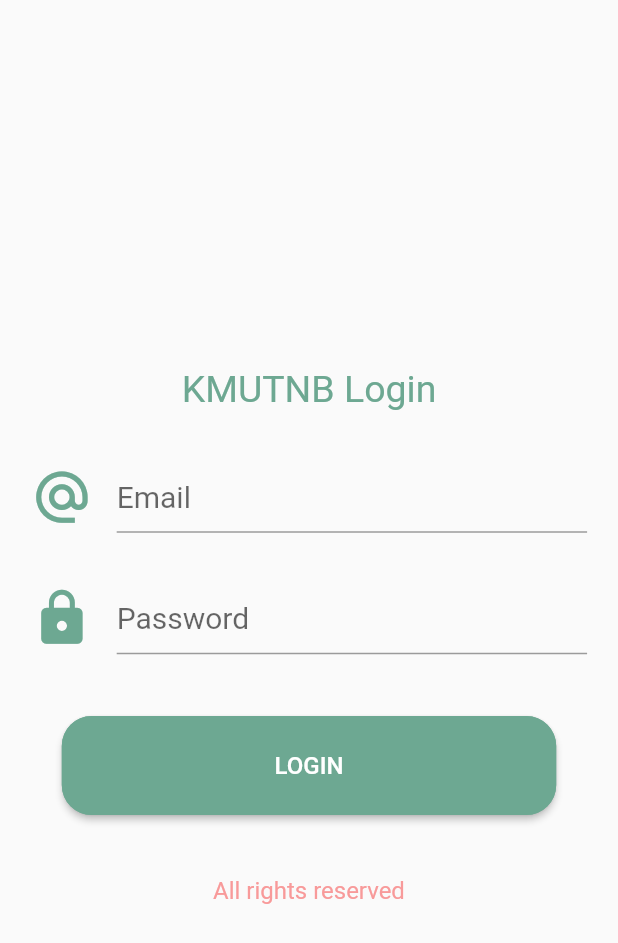
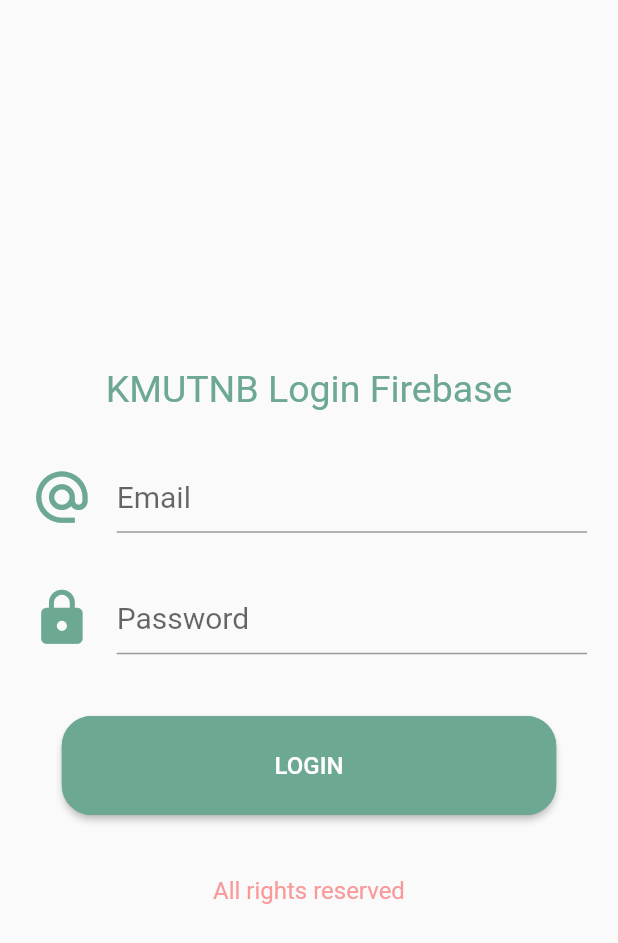
Before and after one commit to mywarss/mobileweek1, a Flutter app: the screen it shows after launch, after a tap on "SIGN IN", on a phone screen of 412 x 824 dp. Shown: the top 943 px of the screen. Run offline on Flutter 3.47's test engine with Material 2 defaults, Android fonts, the phone set to English and light mode, and no system bars; our stand-ins replace better_player, firebase_auth, firebase_core, firebase_database, geocoding, geolocator and 2 more; accounts and stored records are empty; network calls fail.

Commit message:
อันใหม่

```diff
--- a/lib/main.dart
+++ b/lib/main.dart
@@ -1,14 +1,26 @@
+import 'package:firebase_core/firebase_core.dart';
 import 'package:flutter/material.dart';
 import 'package:mobileappweek1/config/constant.dart';
 import 'package:mobileappweek1/screen/dashboard.dart';
+import 'package:mobileappweek1/screen/firebaselogin.dart';
+import 'package:mobileappweek1/screen/firebaseregister.dart';
 import 'package:mobileappweek1/screen/login.dart';
 import 'package:mobileappweek1/screen/packageimage.dart';
 import 'package:mobileappweek1/screen/packagelocation.dart';
 import 'package:mobileappweek1/screen/packagevideo.dart';
-import 'package:mobileappweek1/screen/register.dart';
+import 'package:mobileappweek1/screen/store.dart';
 import 'screen/index.dart';
 
-void main() => runApp(MyApp());
+// void main() => runApp(MyApp());
+
+Future<void> main() async {
+  // เปิด Connection ไปที่ Firebase
+  WidgetsFlutterBinding.ensureInitialized();
+  await Firebase.initializeApp();
+
+  // Run App
+  runApp(MyApp());
+}
 
 class MyApp extends StatelessWidget {
   @override
@@ -16,12 +28,14 @@
     return MaterialApp(
       home: Index(),
       routes: {
-        'Login': (context) => Login(),
-        'Register': (context) => Register(),
+        'Index': (context) => Index(),
+        'Login': (context) => FirebaseLogin(),
+        'Register': (context) => FirebaseRegister(),
         'Dashboard': (context) => Dashboard(),
         'Image': (context) => PackageImage(),
         'Video': (context) => PackageVideo(),
         'Location': (context) => PackageLocation(),
+        'Store': (context) => Store(),
       },
       theme: ThemeData(
         primaryColor: sColor,
--- /dev/null
+++ b/lib/screen/firebaselogin.dart
@@ -0,0 +1,130 @@
+import 'package:firebase_auth/firebase_auth.dart';
+import 'package:flutter/material.dart';
+import 'package:mobileappweek1/config/constant.dart';
+import 'package:mobileappweek1/screen/dashboard.dart';
+
+class FirebaseLogin extends StatefulWidget {
+  const FirebaseLogin({Key? key}) : super(key: key);
+
+  @override
+  _FirebaseLoginState createState() => _FirebaseLoginState();
+}
+
+class _FirebaseLoginState extends State<FirebaseLogin> {
+  var email, password;
+  final formKey = GlobalKey<FormState>();
+
+  Future<void> checkUser() async {
+    try {
+      await FirebaseAuth.instance
+          .signInWithEmailAndPassword(email: email, password: password)
+          .then((value) {
+        print('Success');
+        MaterialPageRoute materialPageRoute =
+            MaterialPageRoute(builder: (BuildContext context) => Dashboard());
+        Navigator.of(context).pushAndRemoveUntil(
+            materialPageRoute, (Route<dynamic> route) => false);
+      }).catchError((onError) {
+        print(onError);
+      });
+    } catch (e) {}
+  }
+
+  @override
+  Widget build(BuildContext context) {
+    Size size = MediaQuery.of(context).size;
+    return Scaffold(
+      body: Form(
+        key: formKey,
+        child: Container(
+          alignment: Alignment.center,
+          child: SingleChildScrollView(
+            child: Column(
+              mainAxisAlignment: MainAxisAlignment.start,
+              children: <Widget>[
+                SizedBox(
+                  height: size.height * 0.03,
+                ),
+                Text(
+                  'KMUTNB Login Firebase',
+                  style: TextStyle(fontSize: 25, color: pColor),
+                ),
+                SizedBox(
+                  height: size.height * 0.04,
+                ),
+                Container(
+                  width: size.width * 0.9,
+                  child: TextFormField(
+                    style: TextStyle(color: Colors.black, fontSize: 20),
+                    decoration: InputDecoration(
+                      icon: Icon(
+                        Icons.alternate_email,
+                        color: pColor,
+                        size: size.height * 0.05,
+                      ),
+                      hintText: "Email",
+                    ),
+                    onSaved: (value) {
+                      email = value!.trim();
+                    },
+                  ),
+                ),
+                SizedBox(
+                  height: size.height * 0.04,
+                ),
+                Container(
+                  width: size.width * 0.9,
+                  child: TextFormField(
+                    style: TextStyle(color: Colors.black, fontSize: 20),
+                    obscureText: true,
+                    decoration: InputDecoration(
+                      icon: Icon(
+                        Icons.lock,
+                        color: pColor,
+                        size: size.height * 0.05,
+                      ),
+                      hintText: "Password",
+                    ),
+                    onSaved: (value) {
+                      password = value!.trim();
+                    },
+                  ),
+                ),
+                SizedBox(
+                  height: size.height * 0.05,
+                ),
+                Container(
+                  width: size.width * 0.8,
+                  height: size.height * 0.08,
+                  child: RaisedButton(
+                    shape: RoundedRectangleBorder(
+                        borderRadius: BorderRadius.circular(20.0),
+                        side: BorderSide(color: pColor)),
+                    onPressed: () {
+                      formKey.currentState!.save();
+                      checkUser();
+                    },
+                    color: pColor,
+                    textColor: Colors.white,
+                    child: Text("login".toUpperCase(),
+                        style: TextStyle(fontSize: 16)),
+                  ),
+                ),
+                SizedBox(
+                  height: size.height * 0.05,
+                ),
+                Text(
+                  'All rights reserved',
+                  style: TextStyle(
+                    fontSize: 16,
+                    color: sColor,
+                  ),
+                ),
+              ],
+            ),
+          ),
+        ),
+      ),
+    );
+  }
+}
--- a/pubspec.yaml
+++ b/pubspec.yaml
@@ -24,6 +24,9 @@
   location: ^4.3.0
   geolocator: ^7.7.0
   geocoding: ^2.0.1
+  firebase_core: ^1.8.0
+  firebase_auth: ^3.1.4
+  firebase_database: ^8.0.1
 
 
 dev_dependencies:
```
Also changed, not shown: lib/screen/Store/adddata.dart (added, +138 -0 lines), lib/screen/Store/viewdata.dart (added, +17 -0 lines), lib/screen/dashboard.dart (+42 -1 lines), lib/screen/firebaseregister.dart (added, +209 -0 lines), lib/screen/store.dart (added, +46 -0 lines), pubspec.lock, 3 other files.
